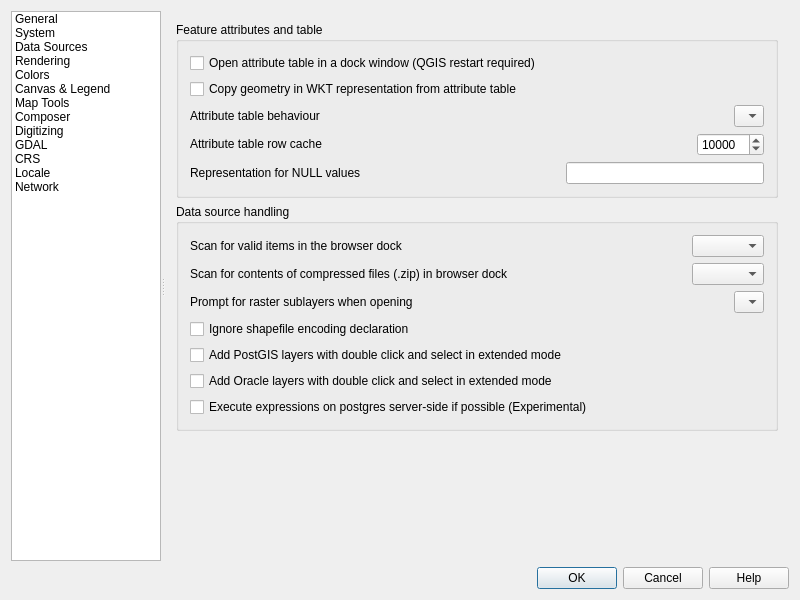
Above: src/ui/qgsoptionsbase.ui from qgis/QGIS before the change. Below: the same form after it.
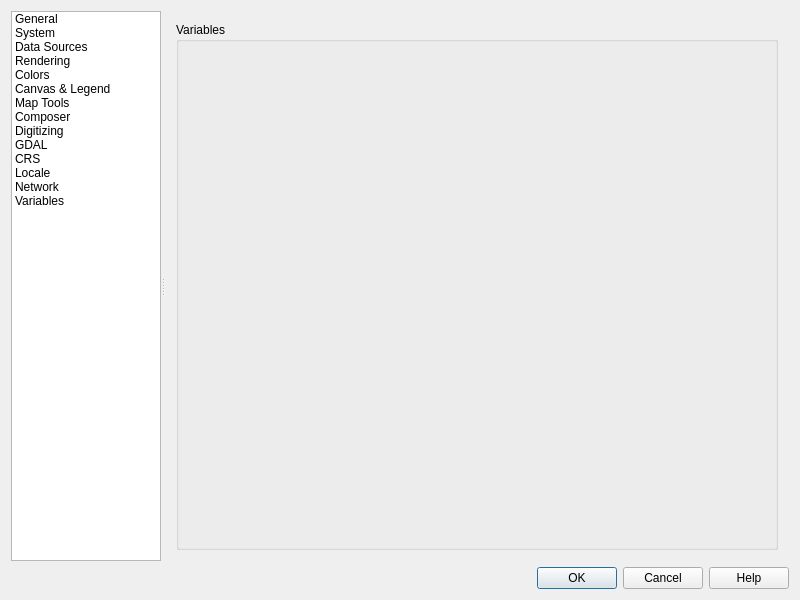
That is the form after the change. The open tabs and pages were chosen to show the change. Icons and pictures are not drawn. Custom widgets are drawn as their Qt base class.

Commit message: Add editor widget for editing QgsExpressionContextScope variables

```diff
--- a/src/ui/qgsoptionsbase.ui
+++ b/src/ui/qgsoptionsbase.ui
@@ -248,6 +248,15 @@
             <normaloff>:/images/themes/default/propertyicons/network_and_proxy.png</normaloff>:/images/themes/default/propertyicons/network_and_proxy.png</iconset>
           </property>
          </item>
+         <item>
+          <property name="text">
+           <string>Variables</string>
+          </property>
+          <property name="icon">
+           <iconset resource="../../images/images.qrc">
+            <normaloff>:/images/themes/default/mIconExpression.svg</normaloff>:/images/themes/default/mIconExpression.svg</iconset>
+          </property>
+         </item>
         </widget>
        </item>
       </layout>
@@ -4826,6 +4835,26 @@
            </item>
           </layout>
          </widget>
+         <widget class="QWidget" name="page">
+          <layout class="QVBoxLayout" name="verticalLayout_40">
+           <item>
+            <widget class="QGroupBox" name="groupBox_25">
+             <property name="title">
+              <string>Variables</string>
+             </property>
+             <layout class="QVBoxLayout" name="verticalLayout_41">
+              <item>
+               <widget class="QgsVariableEditorWidget" name="mVariableEditor">
+                <property name="settingGroup" stdset="0">
+                 <string notr="true">globalOptions</string>
+                </property>
+               </widget>
+              </item>
+             </layout>
+            </widget>
+           </item>
+          </layout>
+         </widget>
         </widget>
        </item>
       </layout>
@@ -4911,6 +4940,12 @@
    <header location="global">qgsprojectionselectionwidget.h</header>
    <container>1</container>
   </customwidget>
+  <customwidget>
+   <class>QgsVariableEditorWidget</class>
+   <extends>QWidget</extends>
+   <header location="global">qgsvariableeditorwidget.h</header>
+   <container>1</container>
+  </customwidget>
  </customwidgets>
  <tabstops>
   <tabstop>mOptionsListWidget</tabstop>
```
The commit also changes 13 other files.
